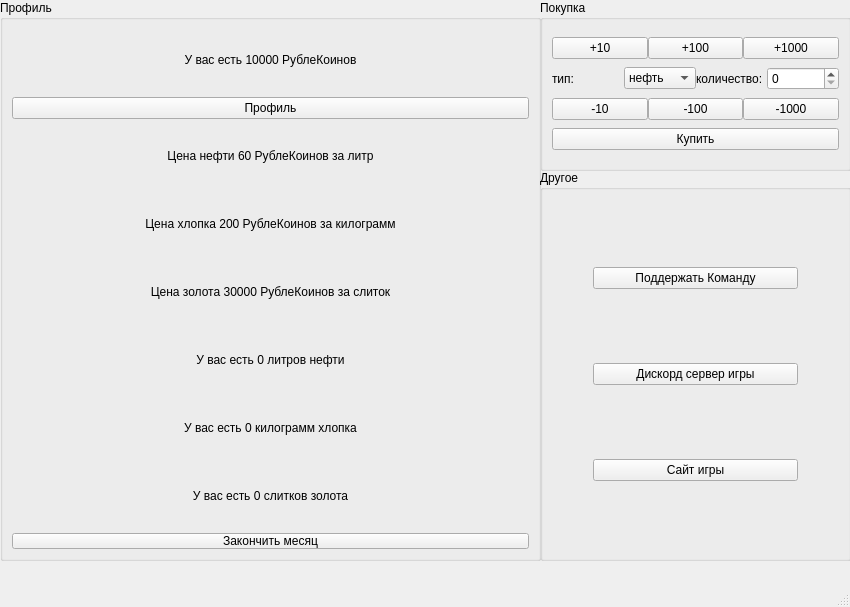
MakarFadeev/Money-Game, file pyqtVersion/main.ui: the form before one commit.
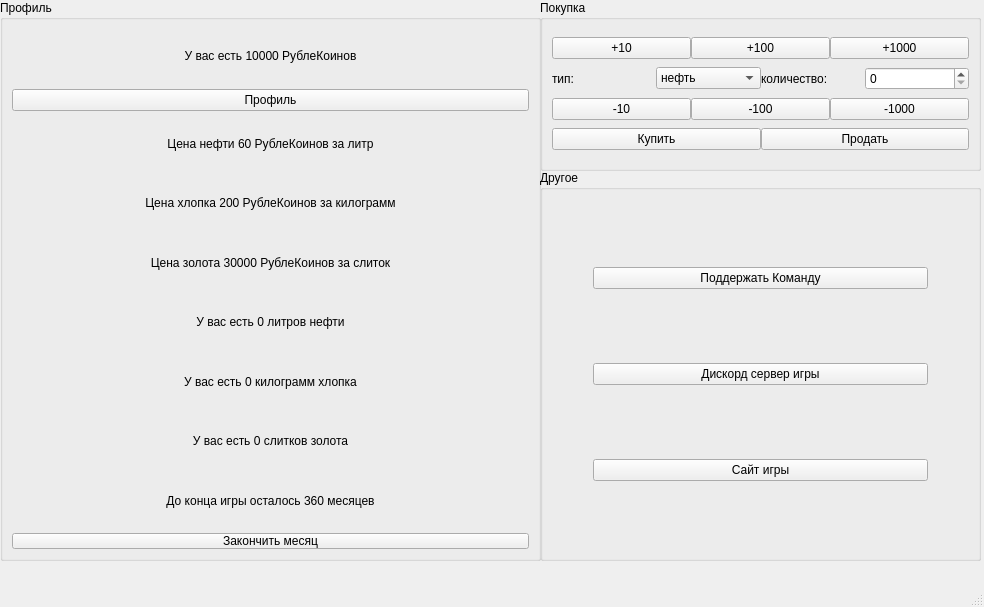
The form after the commit.

Diff of the .ui file:
```diff
--- a/pyqtVersion/main.ui
+++ b/pyqtVersion/main.ui
@@ -6,7 +6,7 @@
    <rect>
     <x>0</x>
     <y>0</y>
-    <width>850</width>
+    <width>984</width>
     <height>607</height>
    </rect>
   </property>
@@ -113,6 +113,16 @@
        </property>
       </widget>
      </item>
+     <item>
+      <widget class="QLabel" name="deathTime">
+       <property name="text">
+        <string>До конца игры осталось 360 месяцев</string>
+       </property>
+       <property name="alignment">
+        <set>Qt::AlignCenter</set>
+       </property>
+      </widget>
+     </item>
      <item>
       <widget class="QPushButton" name="end_month">
        <property name="enabled">
@@ -139,7 +149,7 @@
      <rect>
       <x>540</x>
       <y>0</y>
-      <width>311</width>
+      <width>441</width>
       <height>171</height>
      </rect>
     </property>
@@ -167,7 +177,10 @@
         </widget>
        </item>
        <item>
-        <widget class="QPushButton" name="pushButton_2">
+        <widget class="QPushButton" name="_1000_">
+         <property name="styleSheet">
+          <string notr="true"/>
+         </property>
          <property name="text">
           <string>+1000</string>
          </property>
@@ -250,20 +263,31 @@
       </layout>
      </item>
      <item>
-      <widget class="QPushButton" name="pushButton_7">
-       <property name="text">
-        <string>Купить</string>
-       </property>
-      </widget>
+      <layout class="QHBoxLayout" name="horizontalLayout">
+       <item>
+        <widget class="QPushButton" name="buy">
+         <property name="text">
+          <string>Купить</string>
+         </property>
+        </widget>
+       </item>
+       <item>
+        <widget class="QPushButton" name="sell">
+         <property name="text">
+          <string>Продать</string>
+         </property>
+        </widget>
+       </item>
+      </layout>
      </item>
     </layout>
    </widget>
-   <widget class="QGroupBox" name="verticalGroupBox">
+   <widget class="QGroupBox" name="Other">
     <property name="geometry">
      <rect>
       <x>540</x>
       <y>170</y>
-      <width>311</width>
+      <width>441</width>
       <height>391</height>
      </rect>
     </property>
```
Left out of the diff: 52 changed lines with no effect on the pictures.
